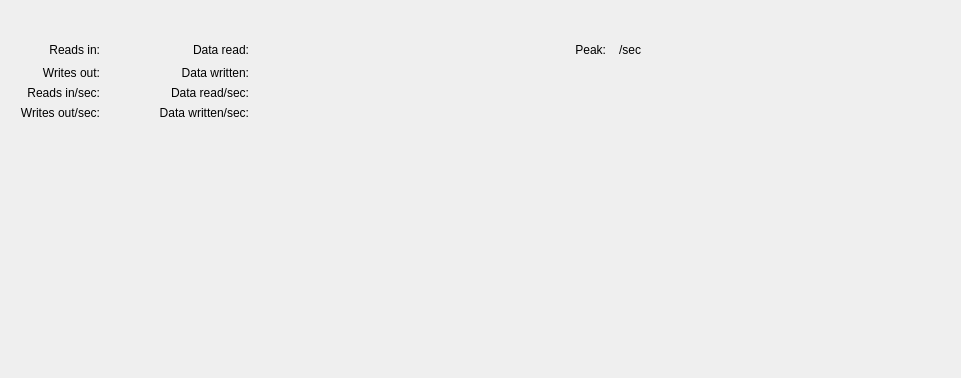
The window that Under Construction/Activity Monitor.app/Resources/activity_monitor/ui/tab_disk_activity.ui (helloSystem/Utilities) describes before a commit, drawn with Qt 5.
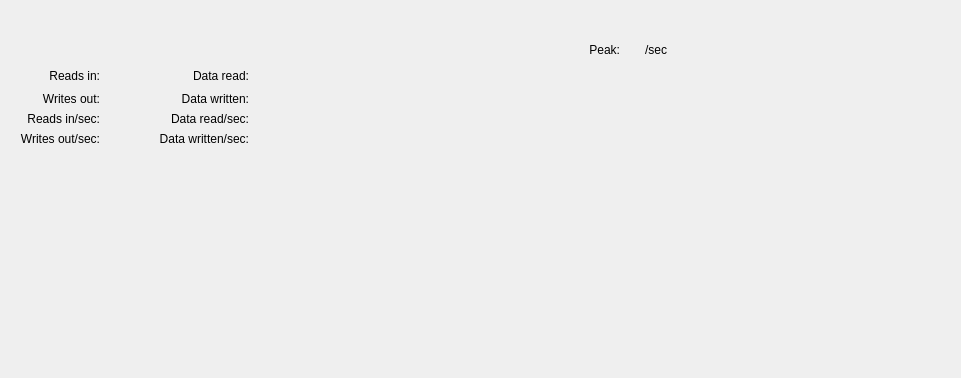
The same window after the commit. Custom widgets are drawn as their Qt base class.

The edit to the form file:
```diff
--- a/Under Construction/Activity Monitor.app/Resources/activity_monitor/ui/tab_disk_activity.ui
+++ b/Under Construction/Activity Monitor.app/Resources/activity_monitor/ui/tab_disk_activity.ui
@@ -62,16 +62,49 @@
                                 <number>20</number>
                             </property>
                             <item row="3" column="0">
-                                <widget class="QLabel" name="label_writes_out_sec">
+                                <widget class="QLabel" name="label_reads_in_sec">
                                     <property name="text">
-                                        <string>Writes out/sec:</string>
+                                        <string>Reads in/sec:</string>
                                     </property>
                                     <property name="alignment">
                                         <set>Qt::AlignRight|Qt::AlignTrailing|Qt::AlignVCenter</set>
                                     </property>
                                 </widget>
                             </item>
-                            <item row="1" column="3">
+                            <item row="4" column="7" alignment="Qt::AlignLeft">
+                                <widget class="ColorButton" name="color_picker_data_written_sec_value" native="true"/>
+                            </item>
+                            <item row="2" column="1">
+                                <widget class="QLabel" name="label_writes_out_value">
+                                    <property name="text">
+                                        <string/>
+                                    </property>
+                                    <property name="alignment">
+                                        <set>Qt::AlignRight|Qt::AlignTrailing|Qt::AlignVCenter</set>
+                                    </property>
+                                </widget>
+                            </item>
+                            <item row="3" column="1">
+                                <widget class="QLabel" name="label_reads_in_sec_value">
+                                    <property name="text">
+                                        <string/>
+                                    </property>
+                                    <property name="alignment">
+                                        <set>Qt::AlignRight|Qt::AlignTrailing|Qt::AlignVCenter</set>
+                                    </property>
+                                </widget>
+                            </item>
+                            <item row="2" column="0">
+                                <widget class="QLabel" name="label_writes_out">
+                                    <property name="text">
+                                        <string>Writes out:</string>
+                                    </property>
+                                    <property name="alignment">
+                                        <set>Qt::AlignRight|Qt::AlignTrailing|Qt::AlignVCenter</set>
+                                    </property>
+                                </widget>
+                            </item>
+                            <item row="2" column="3">
                                 <widget class="QLabel" name="label_data_written">
                                     <property name="text">
                                         <string>Data written:</string>
@@ -81,7 +114,20 @@
                                     </property>
                                 </widget>
                             </item>
-                            <item row="1" column="4">
+                            <item row="4" column="3">
+                                <widget class="QLabel" name="label_data_written_sec">
+                                    <property name="text">
+                                        <string>Data written/sec:</string>
+                                    </property>
+                                    <property name="alignment">
+                                        <set>Qt::AlignRight|Qt::AlignTrailing|Qt::AlignVCenter</set>
+                                    </property>
+                                </widget>
+                            </item>
+                            <item row="3" column="7" alignment="Qt::AlignLeft">
+                                <widget class="ColorButton" name="color_picker_data_read_sec_value" native="true"/>
+                            </item>
+                            <item row="2" column="4">
                                 <widget class="QLabel" name="label_data_written_value">
                                     <property name="text">
                                         <string/>
@@ -91,27 +137,7 @@
                                     </property>
                                 </widget>
                             </item>
-                            <item row="1" column="0">
-                                <widget class="QLabel" name="label_writes_out">
-                                    <property name="text">
-                                        <string>Writes out:</string>
-                                    </property>
-                                    <property name="alignment">
-                                        <set>Qt::AlignRight|Qt::AlignTrailing|Qt::AlignVCenter</set>
-                                    </property>
-                                </widget>
-                            </item>
-                            <item row="2" column="1">
-                                <widget class="QLabel" name="label_reads_in_sec_value">
-                                    <property name="text">
-                                        <string/>
-                                    </property>
-                                    <property name="alignment">
-                                        <set>Qt::AlignRight|Qt::AlignTrailing|Qt::AlignVCenter</set>
-                                    </property>
-                                </widget>
-                            </item>
-                            <item row="0" column="1">
+                            <item row="1" column="1">
                                 <widget class="QLabel" name="label_reads_in_value">
                                     <property name="text">
                                         <string/>
@@ -121,43 +147,17 @@
                                     </property>
                                 </widget>
                             </item>
-                            <item row="0" column="5">
-                                <spacer name="horizontalSpacer_2">
-                                    <property name="orientation">
-                                        <enum>Qt::Horizontal</enum>
-                                    </property>
-                                    <property name="sizeType">
-                                        <enum>QSizePolicy::MinimumExpanding</enum>
-                                    </property>
-                                    <property name="sizeHint" stdset="0">
-                                        <size>
-                                            <width>0</width>
-                                            <height>20</height>
-                                        </size>
-                                    </property>
-                                </spacer>
-                            </item>
-                            <item row="2" column="0">
-                                <widget class="QLabel" name="label_reads_in_sec">
+                            <item row="3" column="3">
+                                <widget class="QLabel" name="label_data_read_sec">
                                     <property name="text">
-                                        <string>Reads in/sec:</string>
+                                        <string>Data read/sec:</string>
                                     </property>
                                     <property name="alignment">
                                         <set>Qt::AlignRight|Qt::AlignTrailing|Qt::AlignVCenter</set>
                                     </property>
                                 </widget>
                             </item>
-                            <item row="0" column="4">
-                                <widget class="QLabel" name="label_data_read_value">
-                                    <property name="text">
-                                        <string/>
-                                    </property>
-                                    <property name="alignment">
-                                        <set>Qt::AlignRight|Qt::AlignTrailing|Qt::AlignVCenter</set>
-                                    </property>
-                                </widget>
-                            </item>
-                            <item row="0" column="3">
+                            <item row="1" column="3">
                                 <widget class="QLabel" name="label_data_read">
                                     <property name="text">
                                         <string>Data read:</string>
@@ -167,15 +167,94 @@
                                     </property>
                                 </widget>
                             </item>
-                            <item row="0" column="6">
-                                <layout class="QHBoxLayout" name="hbox_bandwidth">
-                                    <property name="spacing">
-                                        <number>0</number>
+                            <item row="3" column="4">
+                                <widget class="QLabel" name="label_data_read_sec_value">
+                                    <property name="text">
+                                        <string/>
                                     </property>
-                                    <property name="sizeConstraint">
-                                        <enum>QLayout::SetDefaultConstraint</enum>
+                                    <property name="alignment">
+                                        <set>Qt::AlignRight|Qt::AlignTrailing|Qt::AlignVCenter</set>
                                     </property>
-                                    <item alignment="Qt::AlignLeft|Qt::AlignVCenter">
+                                </widget>
+                            </item>
+                            <item row="4" column="4">
+                                <widget class="QLabel" name="label_data_written_sec_value">
+                                    <property name="text">
+                                        <string/>
+                                    </property>
+                                    <property name="alignment">
+                                        <set>Qt::AlignRight|Qt::AlignTrailing|Qt::AlignVCenter</set>
+                                    </property>
+                                </widget>
+                            </item>
+                            <item row="1" column="0">
+                                <widget class="QLabel" name="label_reads_in">
+                                    <property name="sizePolicy">
+                                        <sizepolicy hsizetype="Preferred" vsizetype="Preferred">
+                                            <horstretch>0</horstretch>
+                                            <verstretch>0</verstretch>
+                                        </sizepolicy>
+                                    </property>
+                                    <property name="text">
+                                        <string>Reads in:</string>
+                                    </property>
+                                    <property name="alignment">
+                                        <set>Qt::AlignRight|Qt::AlignTrailing|Qt::AlignVCenter</set>
+                                    </property>
+                                </widget>
+                            </item>
+                            <item row="4" column="1">
+                                <widget class="QLabel" name="label_writes_out_sec_value">
+                                    <property name="text">
+                                        <string/>
+                                    </property>
+                                    <property name="alignment">
+                                        <set>Qt::AlignRight|Qt::AlignTrailing|Qt::AlignVCenter</set>
+                                    </property>
+                                </widget>
+                            </item>
+                            <item row="5" column="0">
+                                <spacer name="verticalSpacer">
+                                    <property name="orientation">
+                                        <enum>Qt::Vertical</enum>
+                                    </property>
+                                    <property name="sizeHint" stdset="0">
+                                        <size>
+                                            <width>20</width>
+                                            <height>40</height>
+                                        </size>
+                                    </property>
+                                </spacer>
+                            </item>
+                            <item row="4" column="0">
+                                <widget class="QLabel" name="label_writes_out_sec">
+                                    <property name="text">
+                                        <string>Writes out/sec:</string>
+                                    </property>
+                                    <property name="alignment">
+                                        <set>Qt::AlignRight|Qt::AlignTrailing|Qt::AlignVCenter</set>
+                                    </property>
+                                </widget>
+                            </item>
+                            <item row="0" column="9">
+                                <layout class="QHBoxLayout" name="horizontalLayout">
+                                    <item>
+                                        <spacer name="horizontalSpacer_2">
+                                            <property name="orientation">
+                                                <enum>Qt::Horizontal</enum>
+                                            </property>
+                                            <property name="sizeType">
+                                                <enum>QSizePolicy::MinimumExpanding</enum>
+                                            </property>
+                                            <property name="sizeHint" stdset="0">
+                                                <size>
+                                                    <width>0</width>
+                                                    <height>20</height>
+                                                </size>
+                                            </property>
+                                        </spacer>
+                                    </item>
+                                    <item alignment="Qt::AlignRight|Qt::AlignVCenter">
                                         <widget class="QLabel" name="label_bandwidth">
                                             <property name="enabled">
                                                 <bool>true</bool>
@@ -200,7 +279,7 @@
                                                 <enum>Qt::Horizontal</enum>
                                             </property>
                                             <property name="sizeType">
-                                                <enum>QSizePolicy::Preferred</enum>
+                                                <enum>QSizePolicy::Fixed</enum>
                                             </property>
                                             <property name="sizeHint" stdset="0">
                                                 <size>
@@ -233,10 +312,26 @@
                                             </property>
                                         </widget>
                                     </item>
+                                    <item>
+                                        <spacer name="horizontalSpacer_3">
+                                            <property name="orientation">
+                                                <enum>Qt::Horizontal</enum>
+                                            </property>
+                                            <property name="sizeType">
+                                                <enum>QSizePolicy::MinimumExpanding</enum>
+                                            </property>
+                                            <property name="sizeHint" stdset="0">
+                                                <size>
+                                                    <width>0</width>
+                                                    <height>20</height>
+                                                </size>
+                                            </property>
+                                        </spacer>
+                                    </item>
                                 </layout>
                             </item>
-                            <item row="1" column="1">
-                                <widget class="QLabel" name="label_writes_out_value">
+                            <item row="1" column="4">
+                                <widget class="QLabel" name="label_data_read_value">
                                     <property name="text">
                                         <string/>
                                     </property>
@@ -245,23 +340,7 @@
                                     </property>
                                 </widget>
                             </item>
-                            <item row="3" column="4">
-                                <widget class="QLabel" name="label_data_written_sec_value">
-                                    <property name="text">
-                                        <string/>
-                                    </property>
-                                    <property name="alignment">
-                                        <set>Qt::AlignRight|Qt::AlignTrailing|Qt::AlignVCenter</set>
-                                    </property>
-                                </widget>
-                            </item>
-                            <item row="2" column="5" alignment="Qt::AlignLeft">
-                                <widget class="ColorButton" name="color_picker_data_read_sec_value" native="true"/>
-                            </item>
-                            <item row="1" column="6" rowspan="3">
-                                <widget class="QWidget" name="graph" native="true"/>
-                            </item>
-                            <item row="0" column="2">
+                            <item row="1" column="2">
                                 <spacer name="horizontalSpacer">
                                     <property name="orientation">
                                         <enum>Qt::Horizontal</enum>
@@ -277,94 +356,25 @@
                                     </property>
                                 </spacer>
                             </item>
-                            <item row="3" column="5" alignment="Qt::AlignLeft">
-                                <widget class="ColorButton" name="color_picker_data_written_sec_value" native="true"/>
-                            </item>
-                            <item row="2" column="4">
-                                <widget class="QLabel" name="label_data_read_sec_value">
-                                    <property name="text">
-                                        <string/>
-                                    </property>
-                                    <property name="alignment">
-                                        <set>Qt::AlignRight|Qt::AlignTrailing|Qt::AlignVCenter</set>
-                                    </property>
-                                </widget>
-                            </item>
-                            <item row="4" column="0">
-                                <spacer name="verticalSpacer">
-                                    <property name="orientation">
-                                        <enum>Qt::Vertical</enum>
-                                    </property>
-                                    <property name="sizeHint" stdset="0">
-                                        <size>
-                                            <width>20</width>
-                                            <height>40</height>
-                                        </size>
-                                    </property>
-                                </spacer>
-                            </item>
-                            <item row="0" column="0">
-                                <widget class="QLabel" name="label_reads_in">
-                                    <property name="sizePolicy">
-                                        <sizepolicy hsizetype="Preferred" vsizetype="Preferred">
-                                            <horstretch>0</horstretch>
-                                            <verstretch>0</verstretch>
-                                        </sizepolicy>
-                                    </property>
-                                    <property name="text">
-                                        <string>Reads in:</string>
-                                    </property>
-                                    <property name="alignment">
-                                        <set>Qt::AlignRight|Qt::AlignTrailing|Qt::AlignVCenter</set>
-                                    </property>
-                                </widget>
-                            </item>
-                            <item row="2" column="3">
-                                <widget class="QLabel" name="label_data_read_sec">
-                                    <property name="text">
-                                        <string>Data read/sec:</string>
-                                    </property>
-                                    <property name="alignment">
-                                        <set>Qt::AlignRight|Qt::AlignTrailing|Qt::AlignVCenter</set>
-                                    </property>
-                                </widget>
-                            </item>
-                            <item row="3" column="3">
-                                <widget class="QLabel" name="label_data_written_sec">
-                                    <property name="text">
-                                        <string>Data written/sec:</string>
-                                    </property>
-                                    <property name="alignment">
-                                        <set>Qt::AlignRight|Qt::AlignTrailing|Qt::AlignVCenter</set>
-                                    </property>
-                                </widget>
-                            </item>
-                            <item row="3" column="1">
-                                <widget class="QLabel" name="label_writes_out_sec_value">
-                                    <property name="text">
-                                        <string/>
-                                    </property>
-                                    <property name="alignment">
-                                        <set>Qt::AlignRight|Qt::AlignTrailing|Qt::AlignVCenter</set>
-                                    </property>
-                                </widget>
-                            </item>
-                            <item row="0" column="7">
-                                <spacer name="horizontalSpacer_3">
+                            <item row="0" column="8">
+                                <spacer name="horizontalSpacer_4">
                                     <property name="orientation">
                                         <enum>Qt::Horizontal</enum>
                                     </property>
                                     <property name="sizeType">
-                                        <enum>QSizePolicy::MinimumExpanding</enum>
+                                        <enum>QSizePolicy::Preferred</enum>
                                     </property>
                                     <property name="sizeHint" stdset="0">
                                         <size>
-                                            <width>0</width>
+                                            <width>40</width>
                                             <height>20</height>
                                         </size>
                                     </property>
                                 </spacer>
                             </item>
+                            <item row="1" column="9" rowspan="4">
+                                <widget class="QWidget" name="graph" native="true"/>
+                            </item>
                         </layout>
                     </item>
                 </layout>
```
